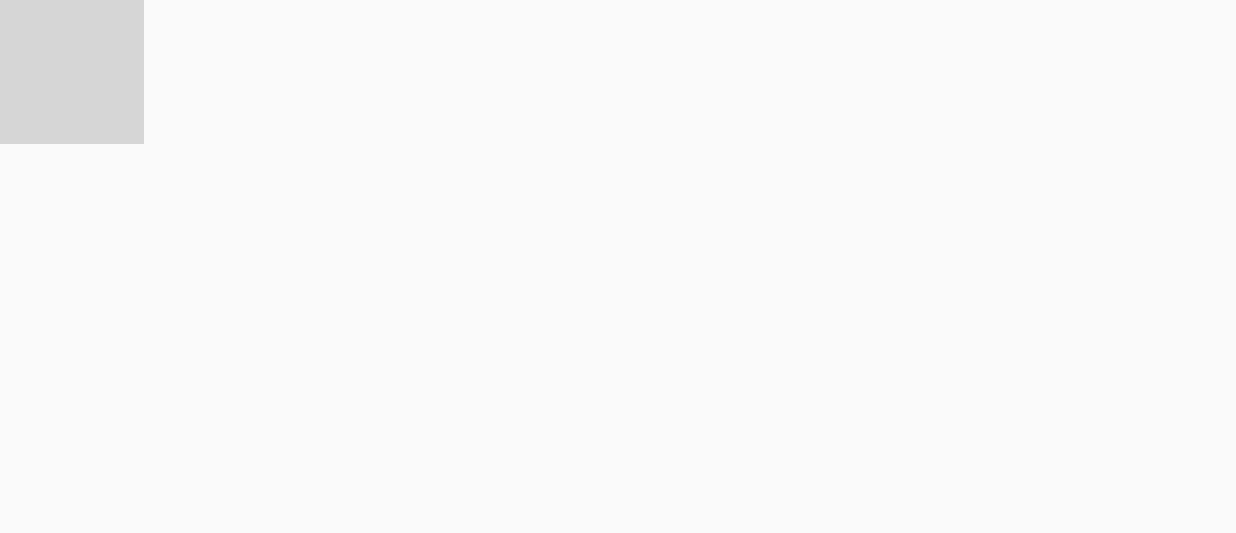
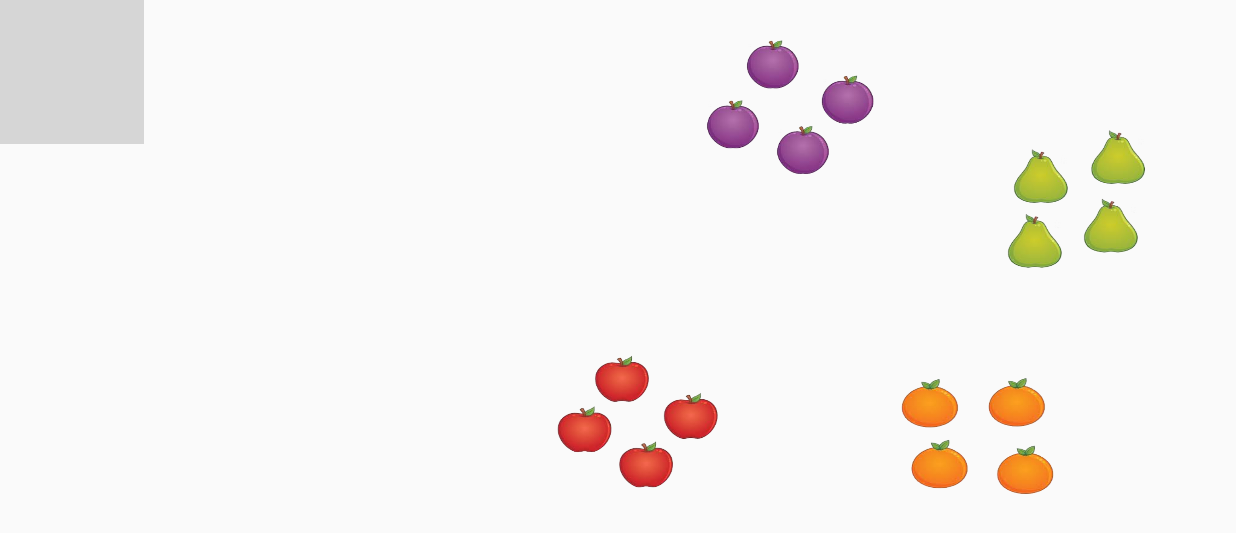
Before and after one commit to Oziris-34/Corbeau, an Android app: the GameActivity screen opened directly, with no data from a screen before it, on a phone screen of 824 x 412 dp (held sideways). Shown: the top 533 px of the screen. Run offline under Robolectric (Android 15) with nearby library versions, the phone set to English and light mode, and no system bars; grey boxes are pictures that could not be loaded.

Commit message:
Changed  image names

```diff
--- a/app/src/main/java/com/example/a34011_73_01/corbeau_project/Game.java
+++ b/app/src/main/java/com/example/a34011_73_01/corbeau_project/Game.java
@@ -1,10 +1,13 @@
 package com.example.a34011_73_01.corbeau_project;
+
+import java.util.Random;
 
 /**
  * Created by 34011-73-09 on 25/10/2016.
  */
 
 public class Game {
+    private int humanPlayerID;
 
     private int numFruitPlayerOne;
     private int numFruitPlayerTwo;
@@ -16,12 +19,48 @@ public class Game {
 
     private int ravenPosition;
 
+    public int getHumanPlayerID() {
+        return humanPlayerID;
+    }
+
+    public void setHumanPlayerID(int humanPlayerID) {
+        this.humanPlayerID = humanPlayerID;
+    }
+
+    public int getNumFruitPlayerOne() {
+        return numFruitPlayerOne;
+    }
+
+    public void setNumFruitPlayerOne(int numFruitPlayerOne) {
+        this.numFruitPlayerOne = numFruitPlayerOne;
+    }
+
+    public void incNumFruitPlayerOne() {
+        numFruitPlayerOne++;
+    }
+
+    public int getNumFruitPlayerTwo() {
+        return numFruitPlayerTwo;
+    }
+
+    public void setNumFruitPlayerTwo(int numFruitPlayerTwo) {
+        this.numFruitPlayerTwo = numFruitPlayerTwo;
+    }
+
+    public void incNumFruitPlayerTwo() {
+        numFruitPlayerTwo++;
+    }
+
     public int getRemainingYellowFruit() {
         return remainingYellowFruit;
     }
 
     public void setRemainingYellowFruit(int remainingYellowFruit) {
         this.remainingYellowFruit = remainingYellowFruit;
+    }
+
+    public void decRemainingYellowFruit() {
+        remainingYellowFruit--;
     }
 
     public int getRemainingOrangeFruit() {
@@ -32,12 +71,20 @@ public class Game {
         this.remainingOrangeFruit = remainingOrangeFruit;
     }
 
+    public void decRemainingOrangeFruit() {
+        remainingOrangeFruit--;
+    }
+
     public int getRemainingVioletFruit() {
         return remainingVioletFruit;
     }
 
     public void setRemainingVioletFruit(int remainingVioletFruit) {
         this.remainingVioletFruit = remainingVioletFruit;
+    }
+
+    public void decRemainingVioletFruit() {
+        remainingVioletFruit--;
     }
 
     public int getRemainingGreenFruit() {
@@ -48,6 +95,10 @@ public class Game {
         this.remainingGreenFruit = remainingGreenFruit;
     }
 
+    public void decRemainingGreenFruit() {
+        remainingGreenFruit--;
+    }
+
     public int getRavenPosition() {
         return ravenPosition;
     }
@@ -56,9 +107,23 @@ public class Game {
         this.ravenPosition = ravenPosition;
     }
 
+    public void incRavenPosition() {
+        ravenPosition++;
+    }
+
     public Game() {
         remainingGreenFruit = remainingOrangeFruit = remainingVioletFruit = remainingYellowFruit = 4;
         numFruitPlayerOne = numFruitPlayerTwo = 0;
         ravenPosition = 1;
     }
+
+    public void setPlayer() {
+        Random random = new Random();
+        humanPlayerID = random.nextInt(2);
+    }
+
+    public int launchDice() {
+        Random random = new Random();
+        return random.nextInt(6) + 1;
+    }
 }
--- a/app/src/main/java/com/example/a34011_73_01/corbeau_project/GameActivity.java
+++ b/app/src/main/java/com/example/a34011_73_01/corbeau_project/GameActivity.java
@@ -1,25 +1,7 @@
 package com.example.a34011_73_01.corbeau_project;
 
-import android.content.res.Resources;
-import android.graphics.Canvas;
-import android.graphics.Point;
-import android.graphics.Rect;
-import android.graphics.drawable.Drawable;
-import android.media.Image;
-import android.media.ImageReader;
 import android.os.Bundle;
-import android.os.Process;
 import android.support.v7.app.AppCompatActivity;
-import android.text.Layout;
-import android.util.Log;
-import android.view.Display;
-import android.view.View;
-import android.view.animation.Animation;
-import android.view.animation.AnimationUtils;
-import android.view.animation.Interpolator;
-import android.view.animation.LinearInterpolator;
-import android.view.animation.TranslateAnimation;
-import android.widget.Button;
 import android.widget.ImageView;
 
 /**
@@ -29,6 +11,7 @@ import android.widget.ImageView;
 public class GameActivity extends AppCompatActivity {
 
     private Game game;
+    private int currentPlayer;
 
     @Override
     protected void onCreate(Bundle savedInstanceState) {
@@ -37,24 +20,143 @@ public class GameActivity extends AppCompatActivity {
 
         game = new Game();
 
+        game.setPlayer();
+
+        currentPlayer = 0;
+
+        currentPlayer = currentPlayer % 2;
+
         updateBoard();
+
+        playerTurn();
+
+        updateBoard();
+
+        currentPlayer++;
+    }
+
+    private void playerTurn() {
+        int result = game.launchDice();
+
+        switch(result) {
+            case 1: {
+                game.decRemainingGreenFruit();
+            }break;
+
+            case 2: {
+                game.decRemainingYellowFruit();
+            }break;
+
+            case 3: {
+                game.decRemainingVioletFruit();
+            }break;
+
+            case 4: {
+                game.decRemainingOrangeFruit();
+            }break;
+
+            case 5: {
+                game.incRavenPosition();
+            }break;
+
+            case 6: {
+
+            }break;
+        }
     }
 
     private void updateBoard() {
+        ImageView greenFruit = (ImageView)findViewById(R.id.orchardGreenFruit);
+        ImageView orangeFruit = (ImageView)findViewById(R.id.orchardOrangeFruit);
+        ImageView violetFruit = (ImageView)findViewById(R.id.orchardVioletFruit);
+        ImageView yellowFruit = (ImageView)findViewById(R.id.orchardYellowFruit);
+
         switch(game.getRemainingGreenFruit()) {
+            case 4: {
+                greenFruit.setImageResource(R.drawable.vert_4);
+            }break;
 
+            case 3: {
+                greenFruit.setImageResource(R.drawable.vert_3);
+            }break;
+
+            case 2: {
+                greenFruit.setImageResource(R.drawable.vert_2);
+            }break;
+
+            case 1: {
+                greenFruit.setImageResource(R.drawable.vert_1);
+            }break;
+
+            default: {
+
+            }break;
         }
 
         switch(game.getRemainingOrangeFruit()) {
+            case 4: {
+                orangeFruit.setImageResource(R.drawable.orange_4);
+            }break;
 
+            case 3: {
+                orangeFruit.setImageResource(R.drawable.orange_3);
+            }break;
+
+            case 2: {
+                orangeFruit.setImageResource(R.drawable.orange_2);
+            }break;
+
+            case 1: {
+                orangeFruit.setImageResource(R.drawable.orange_1);
+            }break;
+
+            default: {
+
+            }break;
         }
 
         switch(game.getRemainingVioletFruit()) {
+            case 4: {
+                violetFruit.setImageResource(R.drawable.violet_4);
+            }break;
 
+            case 3: {
+                violetFruit.setImageResource(R.drawable.violet_3);
+            }break;
+
+            case 2: {
+                violetFruit.setImageResource(R.drawable.violet_2);
+            }break;
+
+            case 1: {
+                violetFruit.setImageResource(R.drawable.violet_1);
+            }break;
+
+            default: {
+
+            }break;
         }
 
         switch(game.getRemainingYellowFruit()) {
+            case 4: {
+                yellowFruit.setImageResource(R.drawable.rouge_4);
+            }break;
 
+            case 3: {
+                yellowFruit.setImageResource(R.drawable.rouge_3);
+            }break;
+
+            case 2: {
+                yellowFruit.setImageResource(R.drawable.rouge_2);
+            }break;
+
+            case 1: {
+                yellowFruit.setImageResource(R.drawable.rouge_1);
+            }break;
+
+            default: {
+
+            }break;
         }
 
         switch(game.getRavenPosition()) {
--- a/app/src/main/res/layout/activity_game.xml
+++ b/app/src/main/res/layout/activity_game.xml
@@ -14,5 +14,35 @@
             android:layout_width="wrap_content"
             android:layout_height="wrap_content"
             android:src="@drawable/plateau2"/>
+
+        <ImageView
+            android:id="@+id/orchardYellowFruit"
+            android:scaleType="fitXY"
+            android:layout_width="wrap_content"
+            android:layout_height="wrap_content"/>
+
+        <ImageView
+            android:id="@+id/orchardGreenFruit"
+            android:scaleType="fitXY"
+            android:layout_width="wrap_content"
+            android:layout_height="wrap_content"/>
+
+        <ImageView
+            android:id="@+id/orchardVioletFruit"
+            android:scaleType="fitXY"
+            android:layout_width="wrap_content"
+            android:layout_height="wrap_content"/>
+
+        <ImageView
+            android:id="@+id/orchardOrangeFruit"
+            android:scaleType="fitXY"
+            android:layout_width="wrap_content"
+            android:layout_height="wrap_content"/>
+
+        <TextView
+            android:id="@+id/message"
+            android:scaleType="fitXY"
+            android:layout_width="wrap_content"
+            android:layout_height="wrap_content"/>
     </FrameLayout>
 </LinearLayout>
```
Also changed, not shown: app/src/main/res/drawable/orange_1.png (renamed from app/src/main/res/drawable/1-orange.png), app/src/main/res/drawable/orange_2.png (renamed from app/src/main/res/drawable/2-orange.png), app/src/main/res/drawable/orange_3.png (renamed from app/src/main/res/drawable/3-orange.png), app/src/main/res/drawable/orange_4.png (renamed from app/src/main/res/drawable/4-orange.png), app/src/main/res/drawable/rouge_1.png (renamed from app/src/main/res/drawable/1-rouge.png), app/src/main/res/drawable/rouge_2.png (renamed from app/src/main/res/drawable/2-rouge.png), app/src/main/res/drawable/rouge_3.png (renamed from app/src/main/res/drawable/3-rouge.png), app/src/main/res/drawable/rouge_4.png (renamed from app/src/main/res/drawable/4-rouge.png), app/src/main/res/drawable/vert_1.png (renamed from app/src/main/res/drawable/1-vert.png), app/src/main/res/drawable/vert_2.png (renamed from app/src/main/res/drawable/2-vert.png), app/src/main/res/drawable/vert_3.png (renamed from app/src/main/res/drawable/3-vert.png), app/src/main/res/drawable/vert_4.png (renamed from app/src/main/res/drawable/4-vert.png), app/src/main/res/drawable/violet_1.png (renamed from app/src/main/res/drawable/1-violet.png), app/src/main/res/drawable/violet_2.png (renamed from app/src/main/res/drawable/2-violet.png), 2 more files.
